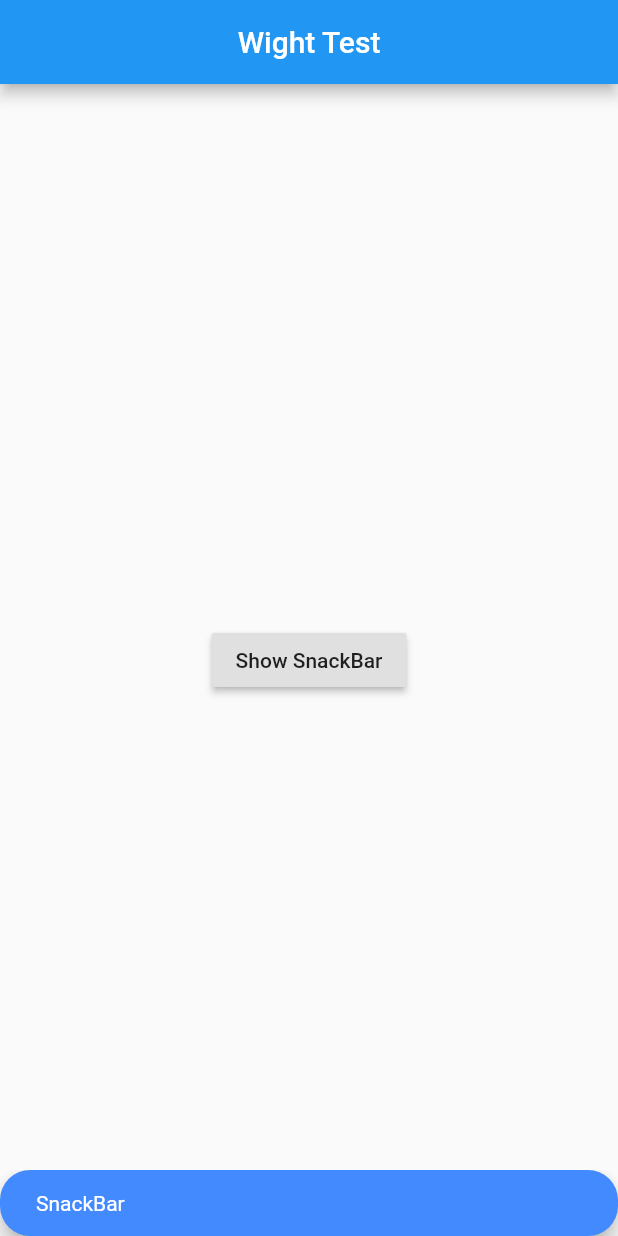
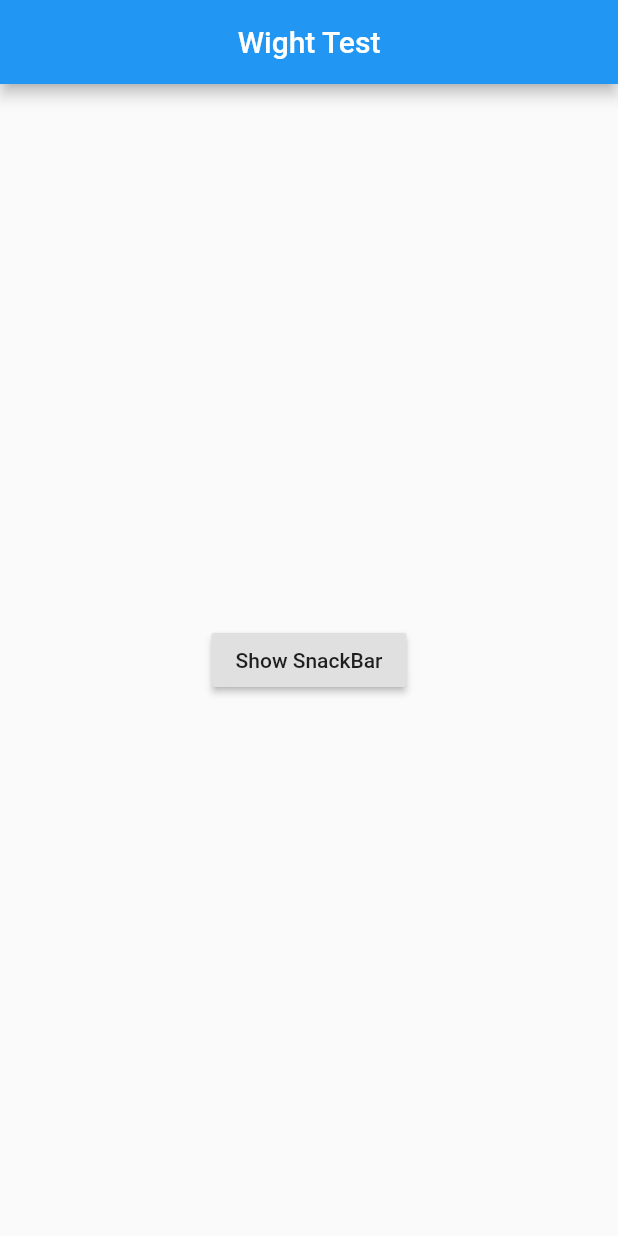
Before and after one commit to aceead/widgetadvanced, a Flutter app: the screen it shows after launch, after a tap on "Show SnackBar", on a phone screen of 412 x 824 dp. Run offline on Flutter 3.47's test engine with Material 2 defaults, Android fonts, the phone set to English and light mode, and no system bars; our stand-ins replace toast.

```diff
--- a/lib/main.dart
+++ b/lib/main.dart
@@ -46,7 +46,7 @@ class _MyHomePageState extends State<MyHomePage> {
           onPressed: () {
             final sBar = SnackBar(
               content: Text('SnackBar'),
-              duration: Duration(milliseconds: 8000),
+              duration: Duration(milliseconds: 500),
               backgroundColor: Colors.blueAccent,
               shape: RoundedRectangleBorder(
                 borderRadius: BorderRadius.circular(20.0),
```
Also changed, not shown: 1 other file.
